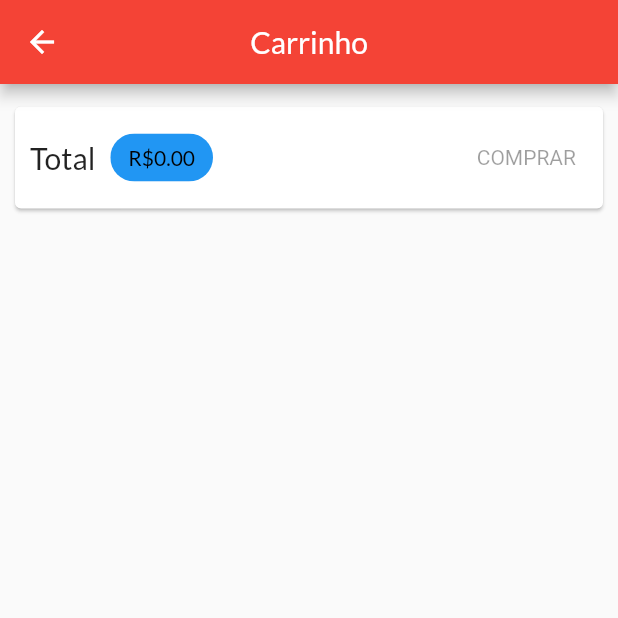
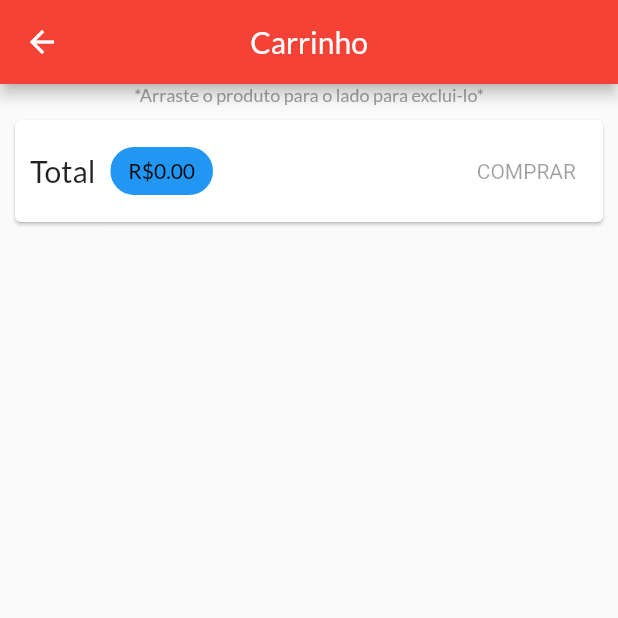
Before and after one commit to caioss8/shopAPP, a Flutter app: the CartPage screen opened by its route, on a phone screen of 412 x 824 dp, the top half of it. Run offline on Flutter 3.47's test engine with Material 2 defaults, Android fonts, the phone set to English and light mode, and no system bars.

Commit message:
adicionando texto de dica para deletar produto

```diff
--- a/lib/pages/cart_page.dart
+++ b/lib/pages/cart_page.dart
@@ -19,10 +19,16 @@ class CartPage extends StatelessWidget {
       ),
       body: Column(
         children: [
+          Text('*Arraste o produto para o lado para exclui-lo*',
+          style: TextStyle(
+            fontSize: 12,
+            color: Colors.grey,
+          ),
+        ),
           Card(
             margin: const EdgeInsets.symmetric(
               horizontal: 10,
-              vertical: 15,
+              vertical: 10,
             ),
             child: Padding(
               padding: const EdgeInsets.all(10),
```
